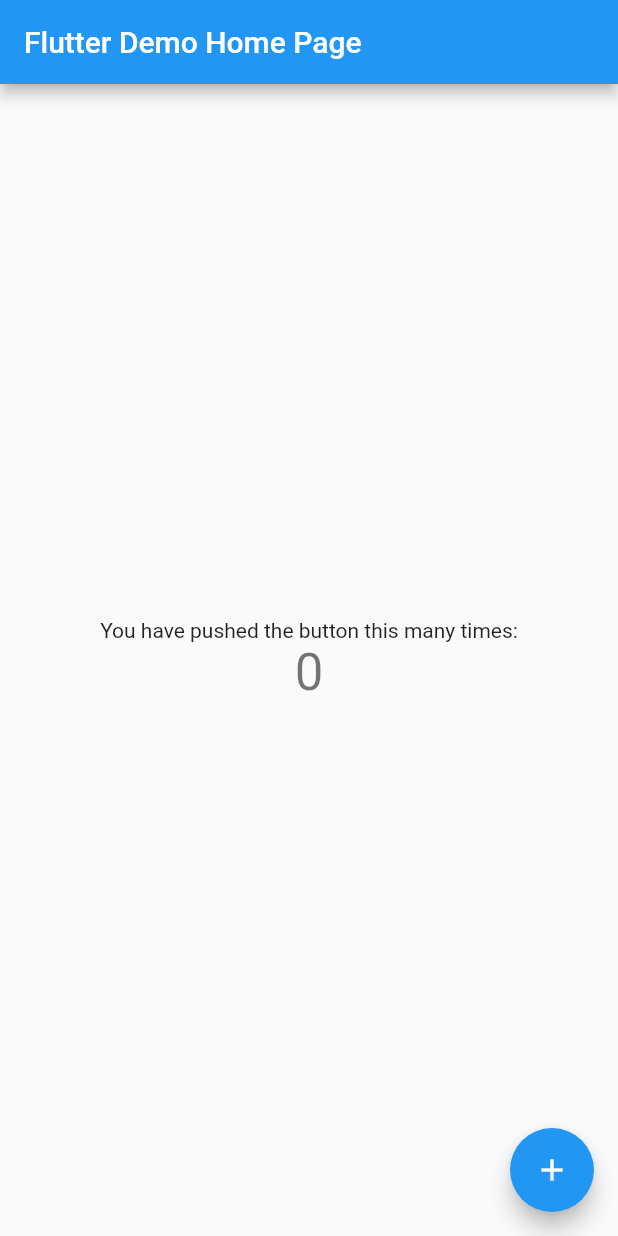
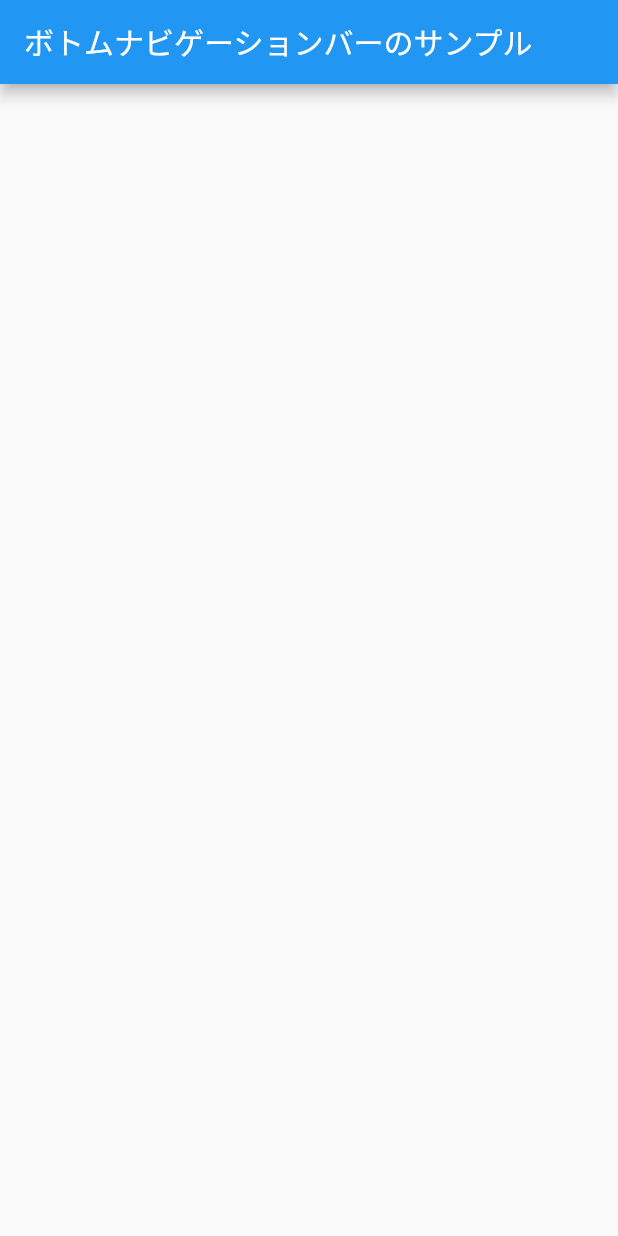
Before and after one commit to Channelsu/bottom_navigation_bar, a Flutter app: the screen it shows after launch, on a phone screen of 412 x 824 dp. Run offline on Flutter 3.47's test engine with Material 2 defaults, Android fonts, the phone set to English and light mode, and no system bars.

Commit message:
ホームスクリーンの土台作成

```diff
--- a/lib/main.dart
+++ b/lib/main.dart
@@ -1,8 +1,6 @@
 import 'package:flutter/material.dart';
 
-void main() {
-  runApp(MyApp());
-}
+void main() => runApp(MyApp());
 
 class MyApp extends StatelessWidget {
   // This widget is the root of your application.
@@ -11,107 +9,27 @@ class MyApp extends StatelessWidget {
     return MaterialApp(
       title: 'Flutter Demo',
       theme: ThemeData(
-        // This is the theme of your application.
-        //
-        // Try running your application with "flutter run". You'll see the
-        // application has a blue toolbar. Then, without quitting the app, try
-        // changing the primarySwatch below to Colors.green and then invoke
-        // "hot reload" (press "r" in the console where you ran "flutter run",
-        // or simply save your changes to "hot reload" in a Flutter IDE).
-        // Notice that the counter didn't reset back to zero; the application
-        // is not restarted.
         primarySwatch: Colors.blue,
-        // This makes the visual density adapt to the platform that you run
-        // the app on. For desktop platforms, the controls will be smaller and
-        // closer together (more dense) than on mobile platforms.
         visualDensity: VisualDensity.adaptivePlatformDensity,
       ),
-      home: MyHomePage(title: 'Flutter Demo Home Page'),
+      home: Home(),
     );
   }
 }
 
-class MyHomePage extends StatefulWidget {
-  MyHomePage({Key key, this.title}) : super(key: key);
-
-  // This widget is the home page of your application. It is stateful, meaning
-  // that it has a State object (defined below) that contains fields that affect
-  // how it looks.
-
-  // This class is the configuration for the state. It holds the values (in this
-  // case the title) provided by the parent (in this case the App widget) and
-  // used by the build method of the State. Fields in a Widget subclass are
-  // always marked "final".
-
-  final String title;
-
+class Home extends StatefulWidget {
   @override
-  _MyHomePageState createState() => _MyHomePageState();
+  _HomeState createState() => _HomeState();
 }
 
-class _MyHomePageState extends State<MyHomePage> {
-  int _counter = 0;
-
-  void _incrementCounter() {
-    setState(() {
-      // This call to setState tells the Flutter framework that something has
-      // changed in this State, which causes it to rerun the build method below
-      // so that the display can reflect the updated values. If we changed
-      // _counter without calling setState(), then the build method would not be
-      // called again, and so nothing would appear to happen.
-      _counter++;
-    });
-  }
-
+class _HomeState extends State<Home> {
   @override
   Widget build(BuildContext context) {
-    // This method is rerun every time setState is called, for instance as done
-    // by the _incrementCounter method above.
-    //
-    // The Flutter framework has been optimized to make rerunning build methods
-    // fast, so that you can just rebuild anything that needs updating rather
-    // than having to individually change instances of widgets.
     return Scaffold(
       appBar: AppBar(
-        // Here we take the value from the MyHomePage object that was created by
-        // the App.build method, and use it to set our appbar title.
-        title: Text(widget.title),
+        title: Text('ボトムナビゲーションバーのサンプル'),
       ),
-      body: Center(
-        // Center is a layout widget. It takes a single child and positions it
-        // in the middle of the parent.
-        child: Column(
-          // Column is also a layout widget. It takes a list of children and
-          // arranges them vertically. By default, it sizes itself to fit its
-          // children horizontally, and tries to be as tall as its parent.
-          //
-          // Invoke "debug painting" (press "p" in the console, choose the
-          // "Toggle Debug Paint" action from the Flutter Inspector in Android
-          // Studio, or the "Toggle Debug Paint" command in Visual Studio Code)
-          // to see the wireframe for each widget.
-          //
-          // Column has various properties to control how it sizes itself and
-          // how it positions its children. Here we use mainAxisAlignment to
-          // center the children vertically; the main axis here is the vertical
-          // axis because Columns are vertical (the cross axis would be
-          // horizontal).
-          mainAxisAlignment: MainAxisAlignment.center,
-          children: <Widget>[
-            Text(
-              'You have pushed the button this many times:',
-            ),
-            Text(
-              '$_counter',
-              style: Theme.of(context).textTheme.headline4,
-            ),
-          ],
-        ),
-      ),
-      floatingActionButton: FloatingActionButton(
-        onPressed: _incrementCounter,
-        tooltip: 'Increment',
-        child: Icon(Icons.add),
-      ), // This trailing comma makes auto-formatting nicer for build methods.
+      body: Container(),
     );
   }
 }
```
